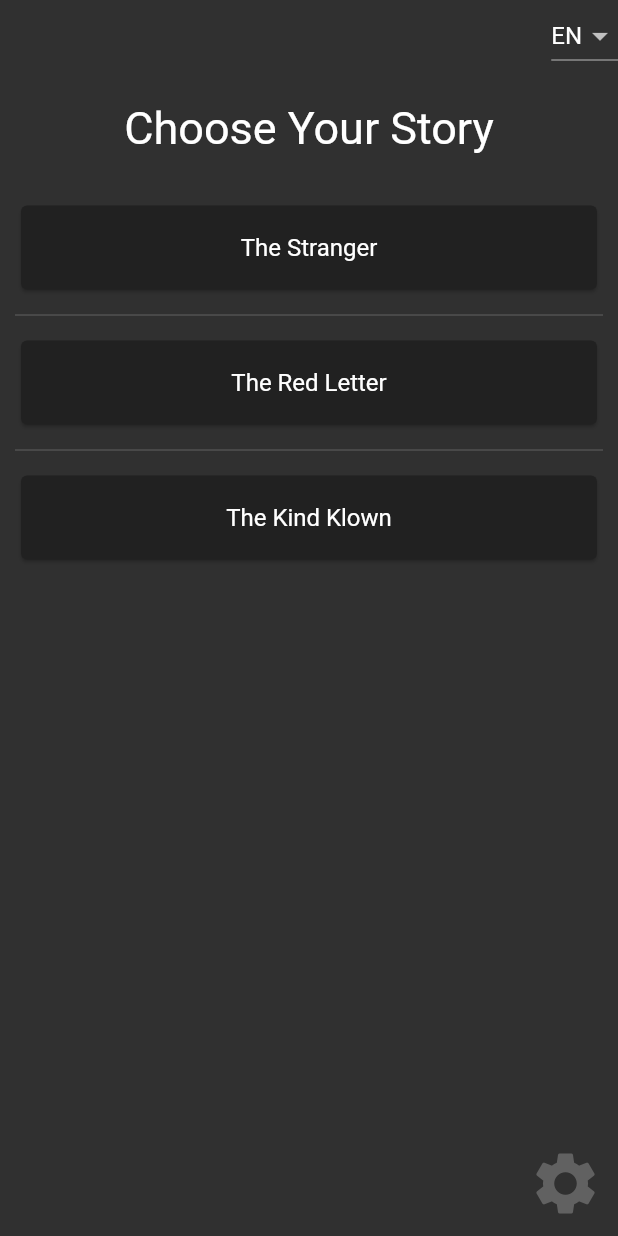
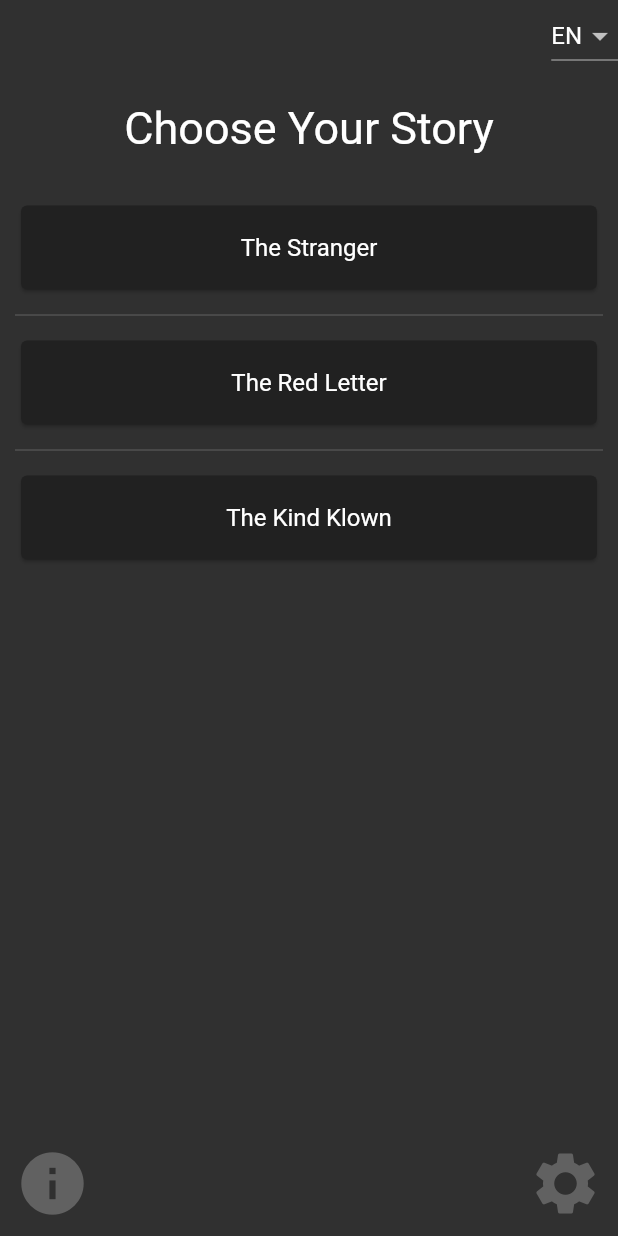
Before and after one commit to saileshbro/Your-Destiny, a Flutter app: the screen it shows after launch, on a phone screen of 412 x 824 dp. Run offline on Flutter 3.47's test engine with Material 2 defaults, Android fonts, the phone set to English and light mode, and no system bars; our stand-ins replace easy_localization, shared_preferences, splashscreen.

Commit message:
credit page added

```diff
--- a/assets/translations/en.json
+++ b/assets/translations/en.json
@@ -44,6 +44,7 @@
   "s1_p5_c0": "Restart",
 
   "s2_title": "The Kind Klown",
+  "s2_credits": "Stephen King, https://stephenking.com/",
   "s2_p0_text": "During the Summer of 1999, you get separated from your parents at the circus. A strange Clown walks over to you and asks if you would like some help.",
   "s2_p0_c0": "Accept the help",
   "s2_p0_c1": "Run",
--- a/lib/main.dart
+++ b/lib/main.dart
@@ -19,6 +19,7 @@ class _LoadingPageState extends State<LoadingPage> {
   @override
   Widget build(BuildContext context) {
     return MaterialApp(
+      debugShowCheckedModeBanner: false,
       home: SplashScreen(
         backgroundColor: Colors.black,
         seconds: 5,
--- a/lib/menu_page.dart
+++ b/lib/menu_page.dart
@@ -1,6 +1,7 @@
 import 'package:flutter/material.dart';
 import 'package:flutter/rendering.dart';
 import 'package:easy_localization/easy_localization.dart';
+import 'package:flutter_buddies_destini/credits.dart';
 import 'package:flutter_buddies_destini/settings_page.dart';
 import 'package:flutter_buddies_destini/stories.dart';
 import 'package:flutter_buddies_destini/story_page.dart';
@@ -30,12 +31,19 @@ class MenuPage extends StatelessWidget {
           Flexible(
             child: StoryList(),
           ),
-          Align(
-              alignment: Alignment.bottomRight,
-              child: Padding(
+          Row(
+            mainAxisAlignment: MainAxisAlignment.spaceBetween,
+            children: [
+              Padding(
+                padding: const EdgeInsets.all(10.0),
+                child: CreditsButton(),
+              ),
+              Padding(
                 padding: const EdgeInsets.all(10.0),
                 child: OptionsButton(),
-              ))
+              )
+            ],
+          ),
         ],
       ),
     ));
@@ -44,19 +52,20 @@ class MenuPage extends StatelessWidget {
 
 // Added a button to change languages - Tragikomedes
 class LanguageChangeButton extends StatelessWidget {
-
   @override
   Widget build(BuildContext context) {
     return DropdownButton(
       value: context.locale,
-        onChanged: (newLocale) {
+      onChanged: (newLocale) {
         context.locale = newLocale;
-        },
-    items: context.supportedLocales.map((locale) => DropdownMenuItem(value: locale, child: Text(locale.languageCode.toUpperCase()))).toList(),);
+      },
+      items: context.supportedLocales
+          .map((locale) => DropdownMenuItem(
+              value: locale, child: Text(locale.languageCode.toUpperCase())))
+          .toList(),
+    );
   }
 }
-
-
 
 class StoryList extends StatelessWidget {
   @override
@@ -91,7 +100,8 @@ class OptionsButton extends StatelessWidget {
   Widget build(BuildContext context) {
     return GestureDetector(
       onTap: () {
-        Navigator.push(context, MaterialPageRoute(builder: (context) => SettingsPage()));
+        Navigator.push(
+            context, MaterialPageRoute(builder: (context) => SettingsPage()));
       },
       child: Icon(
         Icons.settings,
@@ -102,11 +112,28 @@ class OptionsButton extends StatelessWidget {
   }
 }
 
+class CreditsButton extends StatelessWidget {
+  @override
+  Widget build(BuildContext context) {
+    return GestureDetector(
+      onTap: () {
+        Navigator.push(
+            context, MaterialPageRoute(builder: (context) => CreditsPage()));
+      },
+      child: Icon(
+        Icons.info,
+        color: Theme.of(context).secondaryHeaderColor,
+        size: 50,
+      ),
+    );
+  }
+}
+
 class StoryTile extends StatelessWidget {
-  final int index;    // Index of the story from stories.dart => stories[]
-                      // Possible options are currently:
-                      //   - 0: The Stranger
-                      //   - 1: The Red Letter
+  final int index; // Index of the story from stories.dart => stories[]
+  // Possible options are currently:
+  //   - 0: The Stranger
+  //   - 1: The Red Letter
 
   final String title; // This is the story title to be translated.
 
--- a/lib/stories.dart
+++ b/lib/stories.dart
@@ -6,6 +6,10 @@ import 'package:flutter_buddies_destini/story.dart';
 // TODO: I, added story credits in each of the translation files. The credits
 //       should be translated to each appropriate language. I'd do this myself, but
 //       I only speak two languages fluently: English and Drunken English. -Hans
+
+//       I would love to hear more about this language called Drunken  english.
+//       There is no longer a need for the story credits you added since I created a
+//       credits page.     -Rift3000
 final stories = [
   // The Stranger
   Story(
```
Also changed, not shown: lib/credits.dart (added, +120 -0 lines).
